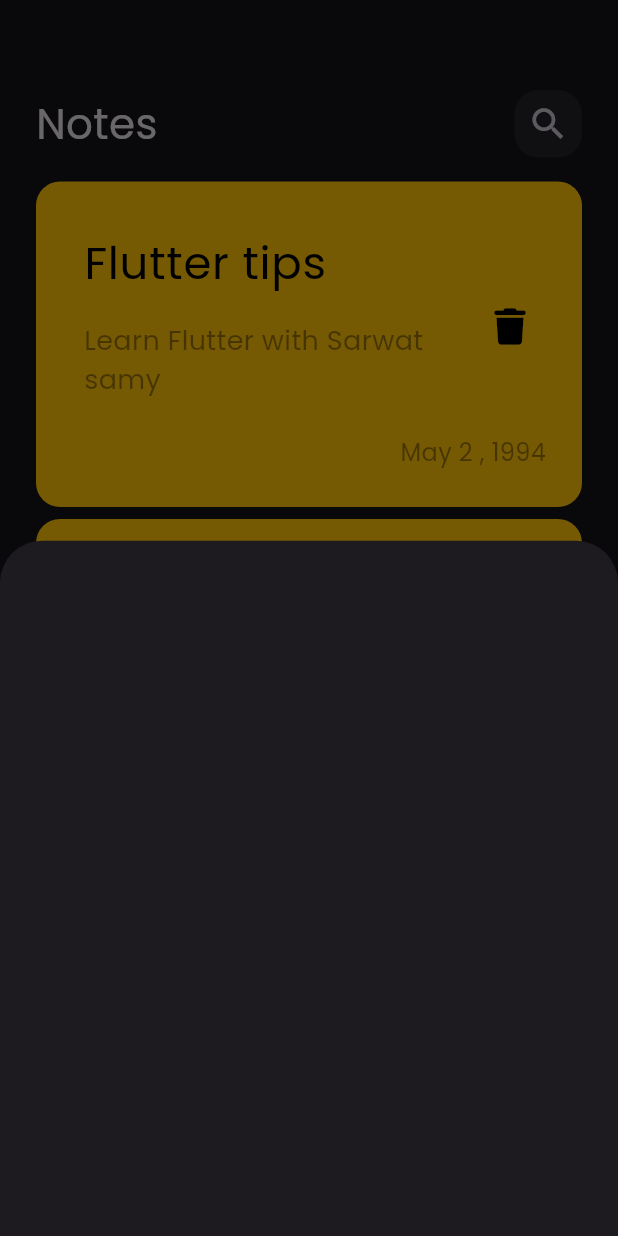
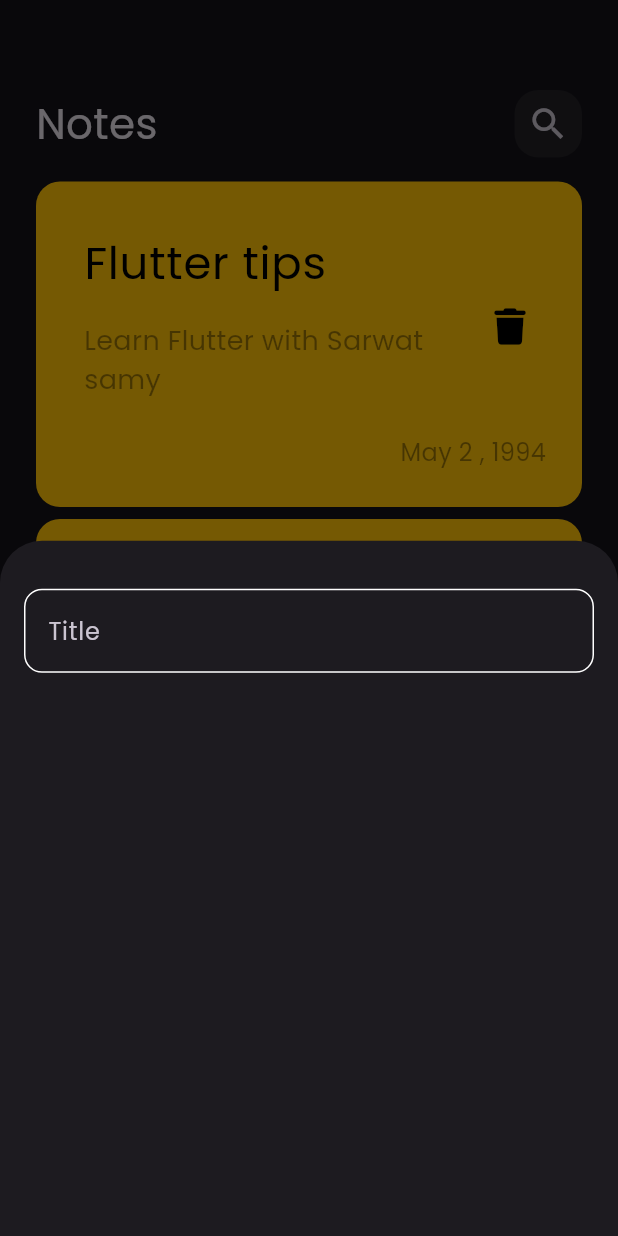
Before and after one commit to AhmedBahaa1/notes, a Flutter app: the screen it shows after launch, after a tap on the "add" icon, on a phone screen of 412 x 824 dp. Run offline on Flutter 3.47's test engine with Material 3 defaults, Android fonts, the phone set to English and light mode, and no system bars; our stand-ins replace font_awesome_flutter.

Commit message:
creat text field and add constant kPrimaryColor to app

```diff
--- /dev/null
+++ b/lib/constants.dart
@@ -0,0 +1,3 @@
+import 'package:flutter/animation.dart';
+
+const kPrimaryColor = Color(0xff62FCD7);
--- a/lib/widgets/add_note_botton_sheet.dart
+++ b/lib/widgets/add_note_botton_sheet.dart
@@ -1,12 +1,18 @@
 import 'package:flutter/material.dart';
+import 'package:notes/widgets/custom_text_field.dart';
 
 class AddNoteFromBottonSheet extends StatelessWidget {
   const AddNoteFromBottonSheet({super.key});
 
   @override
   Widget build(BuildContext context) {
-    return Container(
-        // child: Text('data'),
-        );
+    return Column(
+      children: [
+        SizedBox(
+          height: 32,
+        ),
+        CustomTextField(),
+      ],
+    );
   }
 }
--- /dev/null
+++ b/lib/widgets/custom_text_field.dart
@@ -0,0 +1,25 @@
+import 'package:flutter/material.dart';
+import 'package:notes/constants.dart';
+
+class CustomTextField extends StatelessWidget {
+  const CustomTextField({super.key});
+
+  @override
+  Widget build(BuildContext context) {
+    return Padding(
+      padding: const EdgeInsets.symmetric(horizontal: 16),
+      child: TextField(
+        cursorColor: kPrimaryColor,
+        decoration: InputDecoration(
+            hintText: 'Title',
+            border: buildBorder(),
+            enabledBorder: buildBorder(),
+            focusedBorder: buildBorder(kPrimaryColor)),
+      ),
+    );
+  }
+
+  OutlineInputBorder buildBorder([color]) => OutlineInputBorder(
+      borderRadius: BorderRadius.circular(12),
+      borderSide: BorderSide(color: color ?? Colors.white));
+}
```
